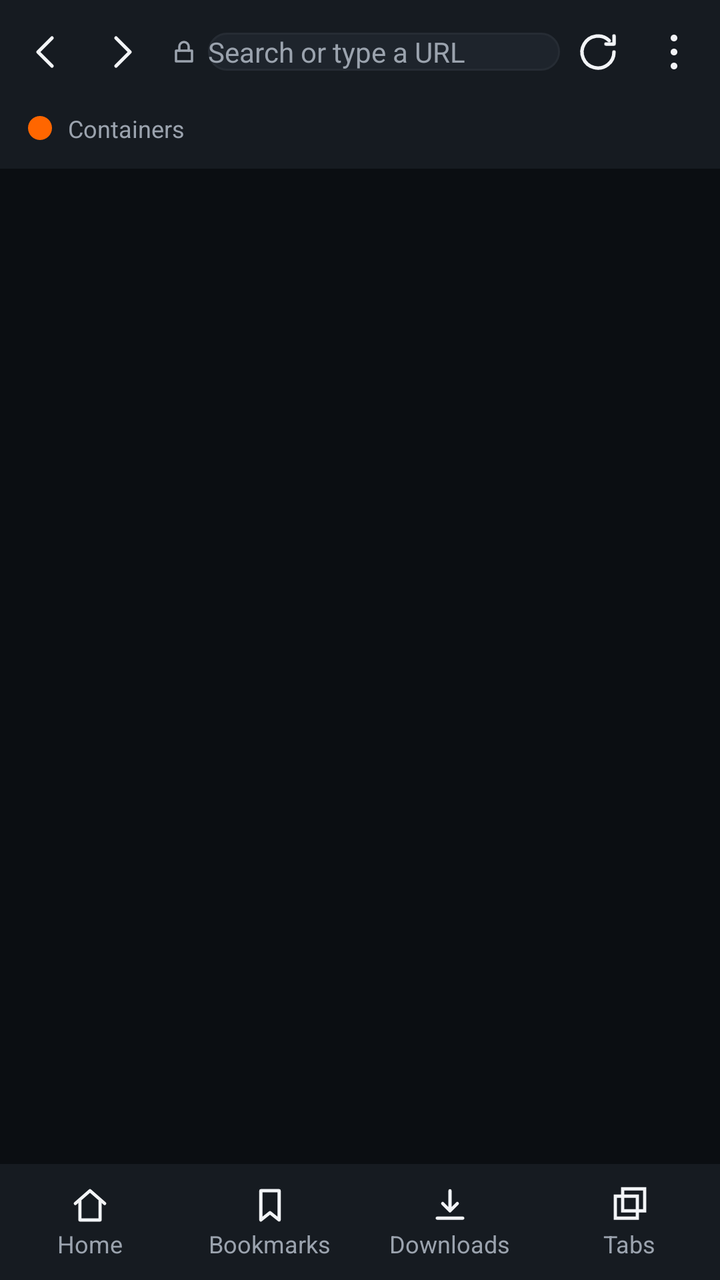
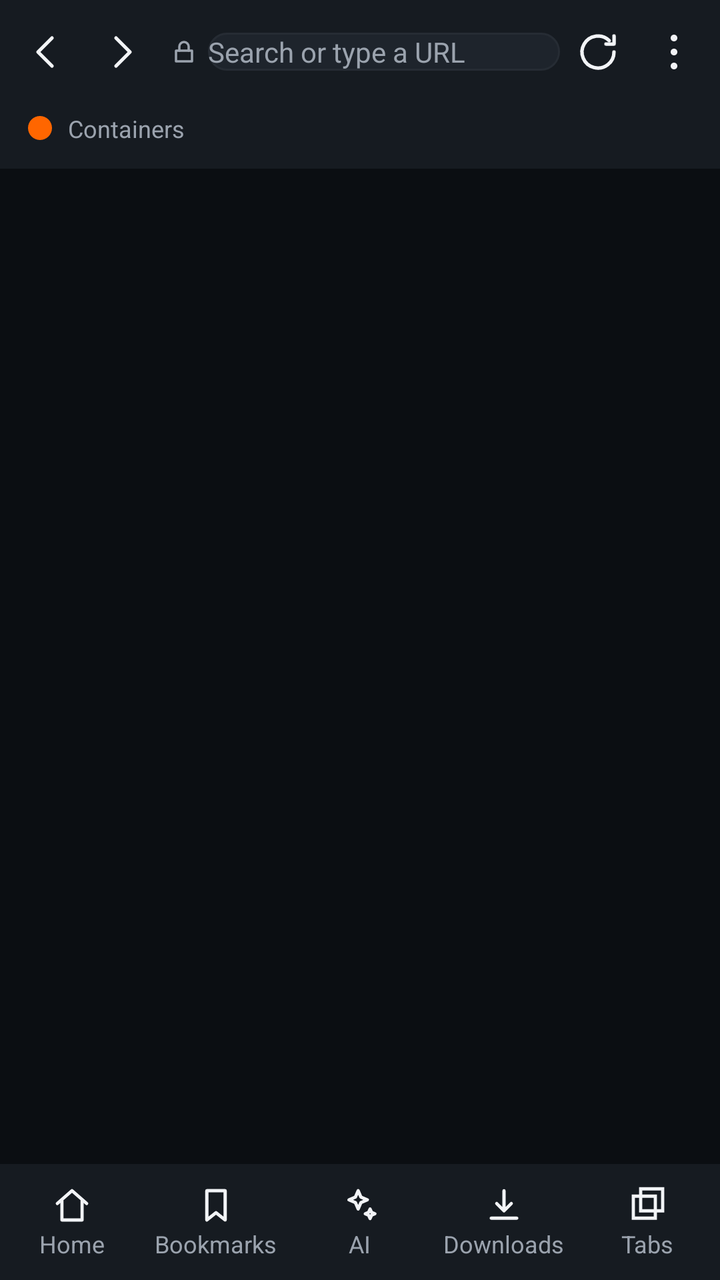

The first picture is an Android layout as it rendered before a commit; the second is the same layout after the commit. The layout source and the unified diff follow.
<!-- AndroidManifest.xml: application theme Theme.Aekant -->
<!-- res/layout/activity_main.xml -->
<?xml version="1.0" encoding="utf-8"?>
<FrameLayout xmlns:android="http://schemas.android.com/apk/res/android"
    xmlns:app="http://schemas.android.com/apk/res-auto"
    android:layout_width="match_parent"
    android:layout_height="match_parent"
    android:background="?attr/bgColor">

    <LinearLayout
        android:id="@+id/column"
        android:layout_width="match_parent"
        android:layout_height="match_parent"
        android:orientation="vertical">

        <LinearLayout
            android:id="@+id/topbar"
            android:layout_width="match_parent"
            android:layout_height="wrap_content"
            android:background="?attr/surfaceColor"
            android:gravity="center_vertical"
            android:orientation="horizontal"
            android:paddingStart="4dp"
            android:paddingEnd="4dp"
            android:paddingTop="7dp"
            android:paddingBottom="7dp">

            <ImageButton
                android:id="@+id/btn_back"
                android:layout_width="38dp"
                android:layout_height="38dp"
                android:background="?attr/selectableItemBackgroundBorderless"
                android:contentDescription="@string/cd_back"
                android:src="@drawable/ic_back"
                android:tint="?attr/textPrimaryColor" />

            <ImageButton
                android:id="@+id/btn_fwd"
                android:layout_width="38dp"
                android:layout_height="38dp"
                android:background="?attr/selectableItemBackgroundBorderless"
                android:contentDescription="@string/cd_forward"
                android:src="@drawable/ic_forward"
                android:tint="?attr/textPrimaryColor" />

            <ImageView
                android:id="@+id/lock"
                android:layout_width="16dp"
                android:layout_height="16dp"
                android:layout_marginStart="4dp"
                android:layout_marginEnd="4dp"
                android:contentDescription="@string/cd_secure"
                android:src="@drawable/ic_lock"
                android:tint="?attr/textSecondaryColor" />

            <EditText
                android:id="@+id/url"
                android:layout_width="0dp"
                android:layout_height="wrap_content"
                android:layout_weight="1"
                android:background="@drawable/url_bg"
                android:hint="@string/search_hint"
                android:imeOptions="actionGo"
                android:inputType="textUri"
                android:maxLines="1"
                android:selectAllOnFocus="true"
                android:textColor="?attr/textPrimaryColor"
                android:textColorHint="?attr/textSecondaryColor"
                android:textSize="14sp" />

            <ImageButton
                android:id="@+id/btn_refresh"
                android:layout_width="38dp"
                android:layout_height="38dp"
                android:background="?attr/selectableItemBackgroundBorderless"
                android:contentDescription="@string/cd_refresh"
                android:src="@drawable/ic_refresh"
                android:tint="?attr/textPrimaryColor" />

            <ImageButton
                android:id="@+id/btn_menu"
                android:layout_width="38dp"
                android:layout_height="38dp"
                android:background="?attr/selectableItemBackgroundBorderless"
                android:contentDescription="@string/cd_menu"
                android:src="@drawable/ic_more"
                android:tint="?attr/textPrimaryColor" />
        </LinearLayout>

        <LinearLayout
            android:id="@+id/container_row"
            android:layout_width="match_parent"
            android:layout_height="wrap_content"
            android:background="?attr/surfaceColor"
            android:gravity="center_vertical"
            android:orientation="horizontal"
            android:paddingStart="14dp"
            android:paddingEnd="14dp"
            android:paddingBottom="8dp">

            <View
                android:id="@+id/container_dot"
                android:layout_width="12dp"
                android:layout_height="12dp"
                android:layout_marginEnd="8dp"
                android:background="@drawable/bg_container_dot" />

            <TextView
                android:id="@+id/container_name"
                android:layout_width="wrap_content"
                android:layout_height="wrap_content"
                android:background="?attr/selectableItemBackground"
                android:paddingTop="4dp"
                android:paddingBottom="4dp"
                android:text="@string/containers"
                android:textColor="?attr/textSecondaryColor"
                android:textSize="12sp" />
        </LinearLayout>

        <ProgressBar
            android:id="@+id/progress"
            style="?android:attr/progressBarStyleHorizontal"
            android:layout_width="match_parent"
            android:layout_height="3dp"
            android:max="100"
            android:progressTint="?attr/brandColor"
            android:visibility="gone" />

        <FrameLayout
            android:id="@+id/container"
            android:layout_width="match_parent"
            android:layout_height="0dp"
            android:layout_weight="1" />

        <LinearLayout
            android:id="@+id/bottom_nav"
            android:layout_width="match_parent"
            android:layout_height="58dp"
            android:background="?attr/surfaceColor"
            android:orientation="horizontal">

            <LinearLayout
                android:id="@+id/nav_home"
                android:layout_width="0dp"
                android:layout_height="match_parent"
                android:layout_weight="1"
                android:background="?attr/selectableItemBackgroundBorderless"
                android:gravity="center"
                android:orientation="vertical">

                <ImageView
                    android:layout_width="22dp"
                    android:layout_height="22dp"
                    android:contentDescription="@string/nav_home"
                    android:src="@drawable/ic_home"
                    android:tint="?attr/textPrimaryColor" />

                <TextView
                    android:layout_width="wrap_content"
                    android:layout_height="wrap_content"
                    android:text="@string/nav_home"
                    android:textColor="?attr/textSecondaryColor"
                    android:textSize="12sp" />
            </LinearLayout>

            <LinearLayout
                android:id="@+id/nav_bookmarks"
                android:layout_width="0dp"
                android:layout_height="match_parent"
                android:layout_weight="1"
                android:background="?attr/selectableItemBackgroundBorderless"
                android:gravity="center"
                android:orientation="vertical">

                <ImageView
                    android:layout_width="22dp"
                    android:layout_height="22dp"
                    android:contentDescription="@string/nav_bookmarks"
                    android:src="@drawable/ic_bookmark"
                    android:tint="?attr/textPrimaryColor" />

                <TextView
                    android:layout_width="wrap_content"
                    android:layout_height="wrap_content"
                    android:text="@string/nav_bookmarks"
                    android:textColor="?attr/textSecondaryColor"
                    android:textSize="12sp" />
            </LinearLayout>

            <LinearLayout
                android:id="@+id/nav_downloads"
                android:layout_width="0dp"
                android:layout_height="match_parent"
                android:layout_weight="1"
                android:background="?attr/selectableItemBackgroundBorderless"
                android:gravity="center"
                android:orientation="vertical">

                <ImageView
                    android:layout_width="22dp"
                    android:layout_height="22dp"
                    android:contentDescription="@string/nav_downloads"
                    android:src="@drawable/ic_download"
                    android:tint="?attr/textPrimaryColor" />

                <TextView
                    android:layout_width="wrap_content"
                    android:layout_height="wrap_content"
                    android:text="@string/nav_downloads"
                    android:textColor="?attr/textSecondaryColor"
                    android:textSize="12sp" />
            </LinearLayout>

            <LinearLayout
                android:id="@+id/nav_tabs"
                android:layout_width="0dp"
                android:layout_height="match_parent"
                android:layout_weight="1"
                android:background="?attr/selectableItemBackgroundBorderless"
                android:gravity="center"
                android:orientation="vertical">

                <ImageView
                    android:layout_width="22dp"
                    android:layout_height="22dp"
                    android:contentDescription="@string/nav_tabs"
                    android:src="@drawable/ic_tabs"
                    android:tint="?attr/textPrimaryColor" />

                <TextView
                    android:layout_width="wrap_content"
                    android:layout_height="wrap_content"
                    android:text="@string/nav_tabs"
                    android:textColor="?attr/textSecondaryColor"
                    android:textSize="12sp" />
            </LinearLayout>
        </LinearLayout>
    </LinearLayout>

    <FrameLayout
        android:id="@+id/overlay"
        android:layout_width="match_parent"
        android:layout_height="match_parent"
        android:visibility="gone">

        <View
            android:id="@+id/scrim"
            android:layout_width="match_parent"
            android:layout_height="match_parent"
            android:background="#99000000" />

        <LinearLayout
            android:id="@+id/panel"
            android:layout_width="310dp"
            android:layout_height="wrap_content"
            android:layout_gravity="top|end"
            android:layout_marginTop="62dp"
            android:layout_marginEnd="12dp"
            android:background="@drawable/menu_card_bg"
            android:elevation="14dp"
            android:orientation="vertical"
            android:paddingTop="6dp"
            android:paddingBottom="8dp">

            <LinearLayout
                android:id="@+id/container_row_panel"
                android:layout_width="match_parent"
                android:layout_height="wrap_content"
                android:background="?android:attr/selectableItemBackground"
                android:gravity="center_vertical"
                android:orientation="horizontal"
                android:paddingStart="20dp"
                android:paddingTop="4dp"
                android:paddingEnd="20dp"
                android:paddingBottom="8dp">

                <TextView
                    android:id="@+id/panel_container_name"
                    android:layout_width="wrap_content"
                    android:layout_height="wrap_content"
                    android:text="@string/containers"
                    android:textColor="?attr/brandColor"
                    android:textSize="13sp"
                    android:textStyle="bold" />
            </LinearLayout>

            <LinearLayout
                android:id="@+id/quick"
                android:layout_width="match_parent"
                android:layout_height="wrap_content"
                android:gravity="center_vertical"
                android:orientation="horizontal"
                android:paddingTop="10dp"
                android:paddingBottom="10dp" />

            <View
                android:layout_width="match_parent"
                android:layout_height="1dp"
                android:layout_marginStart="16dp"
                android:layout_marginEnd="16dp"
                android:background="?attr/dividerColor" />

            <com.vasudev.ekant.browser.MaxHeightScrollView
                android:id="@+id/menu_scroll"
                android:layout_width="match_parent"
                android:layout_height="wrap_content"
                android:scrollbars="none">

                <LinearLayout
                    android:id="@+id/menu_list"
                    android:layout_width="match_parent"
                    android:layout_height="wrap_content"
                    android:orientation="vertical"
                    android:paddingBottom="12dp" />
            </com.vasudev.ekant.browser.MaxHeightScrollView>
        </LinearLayout>
        
    <View
        android:id="@+id/screen_filter"
        android:layout_width="match_parent"
        android:layout_height="match_parent"
        android:clickable="false"
        android:focusable="false"
        android:visibility="gone" />
</FrameLayout>
</FrameLayout>
<!-- resources referenced by this layout -->
<resources>
  <!-- drawable bg_container_dot (drawable) -->
  <?xml version="1.0" encoding="utf-8"?>
  <shape xmlns:android="http://schemas.android.com/apk/res/android" android:shape="oval">
      <solid android:color="?attr/brandColor" />
      <size android:width="10dp" android:height="10dp" />
  </shape>
  <!-- drawable ic_back (drawable) -->
  <?xml version="1.0" encoding="utf-8"?>
  <vector xmlns:android="http://schemas.android.com/apk/res/android"
      android:width="24dp" android:height="24dp"
      android:viewportWidth="24" android:viewportHeight="24">
      <path android:fillColor="#00000000" android:strokeColor="#FFFFFF"
          android:strokeWidth="1.75" android:strokeLineCap="round"
          android:strokeLineJoin="round" android:pathData="M15,5 L8,12 L15,19" />
  </vector>
  <!-- drawable ic_forward (drawable) -->
  <?xml version="1.0" encoding="utf-8"?>
  <vector xmlns:android="http://schemas.android.com/apk/res/android"
      android:width="24dp" android:height="24dp"
      android:viewportWidth="24" android:viewportHeight="24">
      <path android:fillColor="#00000000" android:strokeColor="#FFFFFF"
          android:strokeWidth="1.75" android:strokeLineCap="round"
          android:strokeLineJoin="round" android:pathData="M9,5 L16,12 L9,19" />
  </vector>
  <!-- drawable menu_card_bg (drawable) -->
  <?xml version="1.0" encoding="utf-8"?>
  <shape xmlns:android="http://schemas.android.com/apk/res/android" android:shape="rectangle">
      <solid android:color="?attr/surfaceColor" />
      <corners android:radius="20dp" />
      <stroke android:width="1dp" android:color="?attr/dividerColor" />
  </shape>
  <!-- drawable url_bg (drawable) -->
  <?xml version="1.0" encoding="utf-8"?>
  <shape xmlns:android="http://schemas.android.com/apk/res/android" android:shape="rectangle">
      <solid android:color="?attr/surface2Color" />
      <corners android:radius="22dp" />
      <stroke android:width="1dp" android:color="?attr/dividerColor" />
  </shape>
  <string name="cd_back">Back</string>
  <string name="cd_forward">Forward</string>
  <string name="cd_menu">Menu</string>
  <string name="cd_refresh">Refresh</string>
  <string name="cd_secure">Secure connection</string>
  <string name="containers">Containers</string>
  <string name="nav_bookmarks">Bookmarks</string>
  <string name="nav_downloads">Downloads</string>
  <string name="nav_home">Home</string>
  <string name="nav_tabs">Tabs</string>
  <string name="search_hint">Search or type a URL</string>
  <color name="brand_orange">#FFFF6600</color>
  <color name="black">#FF000000</color>
  <color name="brand_green">#FF8CC63F</color>
  <color name="surface">#FF161B21</color>
  <color name="bg">#FF0B0E12</color>
  <color name="text_secondary">#FF9BA3AE</color>
  <color name="text_primary">#FFF2F4F7</color>
  <color name="surface2">#FF1E242C</color>
  <color name="divider">#FF262C34</color>
  <!-- unchanged entries left out for length: 8 -->
</resources>

<!-- the commit's change to res/layout/activity_main.xml (unified diff, before → after) -->
@@ -181,6 +181,30 @@
                     android:layout_width="wrap_content"
                     android:layout_height="wrap_content"
                     android:text="@string/nav_bookmarks"
+                    android:textColor="?attr/textSecondaryColor"
+                    android:textSize="12sp" />
+            </LinearLayout>
+
+            <LinearLayout
+                android:id="@+id/nav_ai"
+                android:layout_width="0dp"
+                android:layout_height="match_parent"
+                android:layout_weight="1"
+                android:background="?attr/selectableItemBackgroundBorderless"
+                android:gravity="center"
+                android:orientation="vertical">
+
+                <ImageView
+                    android:layout_width="22dp"
+                    android:layout_height="22dp"
+                    android:contentDescription="@string/nav_ai"
+                    android:src="@drawable/ic_ai"
+                    android:tint="?attr/textPrimaryColor" />
+
+                <TextView
+                    android:layout_width="wrap_content"
+                    android:layout_height="wrap_content"
+                    android:text="@string/nav_ai"
                     android:textColor="?attr/textSecondaryColor"
                     android:textSize="12sp" />
             </LinearLayout>
<!-- resource entries referenced after the edit -->
@@ -6,6 +6,16 @@
       <solid android:color="?attr/brandColor" />
       <size android:width="10dp" android:height="10dp" />
   </shape>
+  <!-- drawable ic_ai (drawable) -->
+  <?xml version="1.0" encoding="utf-8"?>
+  <vector xmlns:android="http://schemas.android.com/apk/res/android"
+      android:width="24dp" android:height="24dp"
+      android:viewportWidth="24" android:viewportHeight="24">
+      <path android:fillColor="#00000000" android:strokeColor="#FFFFFF" android:strokeWidth="1.75"
+          android:strokeLineJoin="round" android:pathData="M11,4 l1.5,3.5 3.5,1.5 -3.5,1.5 -1.5,3.5 -1.5,-3.5 -3.5,-1.5 3.5,-1.5 z" />
+      <path android:fillColor="#00000000" android:strokeColor="#FFFFFF" android:strokeWidth="1.75"
+          android:strokeLineJoin="round" android:pathData="M17.5,14 l0.8,1.8 1.8,0.8 -1.8,0.8 -0.8,1.8 -0.8,-1.8 -1.8,-0.8 1.8,-0.8 z" />
+  </vector>
   <!-- drawable ic_back (drawable) -->
   <?xml version="1.0" encoding="utf-8"?>
   <vector xmlns:android="http://schemas.android.com/apk/res/android"
@@ -44,6 +54,7 @@
   <string name="cd_refresh">Refresh</string>
   <string name="cd_secure">Secure connection</string>
   <string name="containers">Containers</string>
+  <string name="nav_ai">AI</string>
   <string name="nav_bookmarks">Bookmarks</string>
   <string name="nav_downloads">Downloads</string>
   <string name="nav_home">Home</string>
